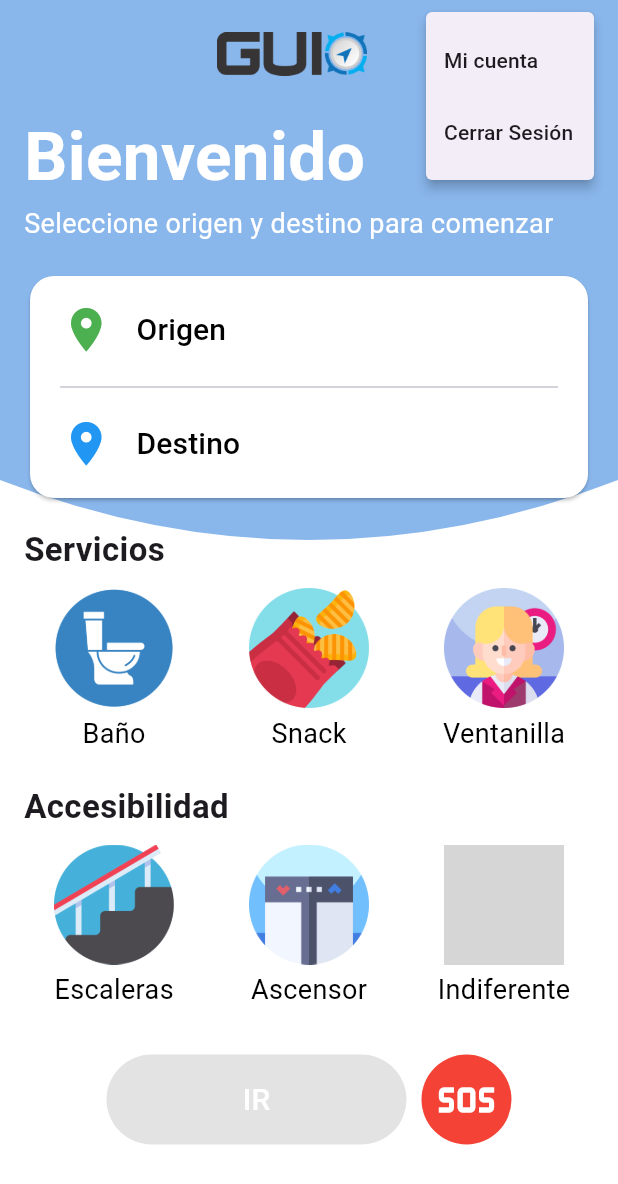
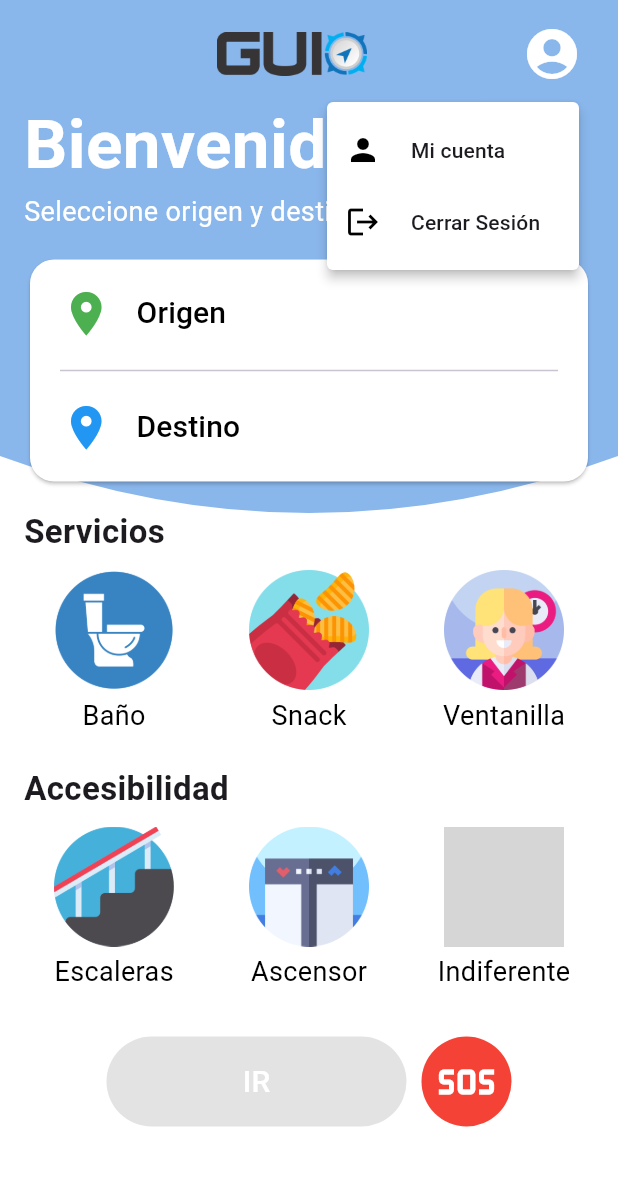
Before and after one commit to mmattico/Guio, a Flutter app: the HomePage screen opened directly, after a tap on the "account circle" icon, on a phone screen of 412 x 824 dp. Shown: the top 1184 px of the screen. Run offline on Flutter 3.47's test engine with Material 3 defaults, Android fonts, the phone set to English and light mode, and no system bars; our stand-ins replace shared_preferences; accounts and stored records are empty; grey boxes are pictures that could not be loaded.

Commit message:
Dropdown account

```diff
--- /dev/null
+++ b/UnlamProyecto/Frontend/guio_proyecto/lib/other/header_homepage.dart
@@ -0,0 +1,113 @@
+import 'package:flutter/material.dart';
+import 'package:shared_preferences/shared_preferences.dart';
+import 'package:guio_proyecto/pages/start_page.dart';
+
+//*********** HEADER ***********
+
+class BluePainter extends CustomPainter {
+  @override
+  void paint(Canvas canvas, Size size) {
+    Paint paint = Paint()
+      ..color = const Color.fromRGBO(137, 182, 235, 1)
+      ..style = PaintingStyle.fill;
+
+    Path path = Path()
+      ..moveTo(0, 0)
+      ..lineTo(size.width, 0)
+      ..lineTo(size.width, size.height * 0.80)
+      ..quadraticBezierTo(size.width * 0.5, size.height, 0, size.height * 0.80)
+      ..close();
+
+    canvas.drawPath(path, paint);
+  }
+
+  @override
+  bool shouldRepaint(CustomPainter oldDelegate) {
+    return false;
+  }
+}
+
+Widget header(BuildContext context) {
+  return Row(
+    mainAxisAlignment: MainAxisAlignment.spaceBetween,
+    children: [
+      const Text('         '),
+      const Image(
+        image: AssetImage("assets/images/logo_GUIO.png"),
+        width: 100,
+      ),
+      PopupMenuButton<String>(
+        icon: const Icon(
+          Icons.account_circle,
+          color: Colors.white,
+          size: 40,
+        ),
+        color: Colors.white,
+        offset: Offset(-10, 60),
+        onSelected: (String value) {
+          if (value == '1') {
+            // Ir a la página de "Mi cuenta"
+          } else if (value == '2') {
+            _logout(context);
+          }
+        },
+        itemBuilder: (BuildContext context) => [
+          const PopupMenuItem<String>(
+              value: '1',
+              child: Row(
+                children: [
+                  Icon(Icons.person, color: Colors.black,),
+                  SizedBox(width: 20,),
+                  Text('Mi cuenta'),
+                ],
+              )
+          ),
+          const PopupMenuItem<String>(
+              value: '2',
+              child: Row(
+                children: [
+                  Icon(Icons.logout, color: Colors.black,),
+                  SizedBox(width: 20,),
+                  Text('Cerrar Sesión'),
+                ],
+              )
+          ),
+        ],
+      ),
+    ],
+  );
+}
+
+Widget headerTexto() {
+  return const Column(
+    crossAxisAlignment: CrossAxisAlignment.start,
+    children: [
+      Text(
+        'Bienvenido',
+        style: TextStyle(
+          color: Colors.white,
+          fontSize: 45,
+          fontWeight: FontWeight.bold,
+        ),
+      ),
+      Text(
+        'Seleccione origen y destino para comenzar',
+        style: TextStyle(
+          color: Colors.white,
+          fontSize: 18,
+          //fontWeight: FontWeight.bold,
+        ),
+      ),
+    ],
+  );
+}
+
+Future<void> _logout(BuildContext context) async {
+  // Se eliminan los datos de sesión del usuario
+  SharedPreferences prefs = await SharedPreferences.getInstance();
+  await prefs.remove('isLoggedIn');
+
+  Navigator.of(context).pushReplacement(
+    MaterialPageRoute(builder: (context) => StartPage()),
+  );
+}
--- a/UnlamProyecto/Frontend/guio_proyecto/lib/pages/home_page.dart
+++ b/UnlamProyecto/Frontend/guio_proyecto/lib/pages/home_page.dart
@@ -1,11 +1,9 @@
 import 'package:flutter/material.dart';
 import '../other/navigation_confirmation.dart';
-import 'package:speech_to_text/speech_to_text.dart';
 import '../other/emergency.dart';
 import 'package:flutter/services.dart';
 import '../other/search_homepage.dart';
-import 'package:shared_preferences/shared_preferences.dart';
-import 'start_page.dart';
+import '/other/header_homepage.dart';
 
 class HomePage extends StatefulWidget {
   const HomePage({super.key});
@@ -134,7 +132,7 @@ class _HomePageState extends State<HomePage> {
           CustomPaint(
             painter: BluePainter(),
             child: Container(
-              height: 400,
+              height: 380,
             ),
           ),
           SafeArea(
@@ -145,11 +143,11 @@ class _HomePageState extends State<HomePage> {
                   crossAxisAlignment: CrossAxisAlignment.start,
                   children: [
                     header(context),
-                    const SizedBox(height: 8),
+                    //const SizedBox(height: 2),
                     headerTexto(),
-                    const SizedBox(height: 18),
+                    const SizedBox(height: 15),
                     _fromTo(context),
-                    const SizedBox(height: 5),
+                    const SizedBox(height: 4),
                     if ((selectedArea == selectedOrigin) &&
                         (selectedArea.isNotEmpty || selectedOrigin.isNotEmpty))
                       const Padding(
@@ -493,119 +491,3 @@ class _HomePageState extends State<HomePage> {
     );
   }
 }
-
-//*********** HEADER ***********
-
-class BluePainter extends CustomPainter {
-  @override
-  void paint(Canvas canvas, Size size) {
-    Paint paint = Paint()
-      ..color = const Color.fromRGBO(137, 182, 235, 1)
-      ..style = PaintingStyle.fill;
-
-    Path path = Path()
-      ..moveTo(0, 0)
-      ..lineTo(size.width, 0)
-      ..lineTo(size.width, size.height * 0.80)
-      ..quadraticBezierTo(size.width * 0.5, size.height, 0, size.height * 0.80)
-      ..close();
-
-    canvas.drawPath(path, paint);
-  }
-
-  @override
-  bool shouldRepaint(CustomPainter oldDelegate) {
-    return false;
-  }
-}
-
-/*Widget header() {
-  return const Row(
-      mainAxisAlignment: MainAxisAlignment.spaceBetween,
-      children: [
-        Text('         '),
-        Image(image:
-          AssetImage("assets/images/logo_GUIO.png"),
-          width: 100,
-        ),
-        Icon(
-          Icons.account_circle,
-          color: Colors.white,
-          size: 40,
-        ),
-      ]
-  );
-}*/
-
-Widget header(BuildContext context) {
-  return Row(
-    mainAxisAlignment: MainAxisAlignment.spaceBetween,
-    children: [
-      const Text('         '),
-      const Image(
-        image: AssetImage("assets/images/logo_GUIO.png"),
-        width: 100,
-      ),
-      PopupMenuButton<String>(
-        icon: const Icon(
-          Icons.account_circle,
-          color: Colors.white,
-          size: 40,
-        ),
-        onSelected: (String value) {
-          if (value == '1') {
-            // Navegar a la página de "Mi cuenta"
-          } else if (value == '2') {
-            // Manejar el cierre de sesión
-            _logout(context);
-          }
-        },
-        itemBuilder: (BuildContext context) => [
-          const PopupMenuItem<String>(
-            value: '1',
-            child: Text('Mi cuenta'),
-          ),
-          const PopupMenuItem<String>(
-            value: '2',
-            child: Text('Cerrar Sesión'),
-          ),
-        ],
-      ),
-    ],
-  );
-}
-
-Widget headerTexto() {
-  return const Column(
-    crossAxisAlignment: CrossAxisAlignment.start,
-    children: [
-      Text(
-        'Bienvenido',
-        style: TextStyle(
-          color: Colors.white,
-          fontSize: 45,
-          fontWeight: FontWeight.bold,
-        ),
-      ),
-      Text(
-        'Seleccione origen y destino para comenzar',
-        style: TextStyle(
-          color: Colors.white,
-          fontSize: 18,
-          //fontWeight: FontWeight.bold,
-        ),
-      ),
-    ],
-  );
-}
-
-Future<void> _logout(BuildContext context) async {
-  // Eliminar datos de sesión del usuario
-  SharedPreferences prefs = await SharedPreferences.getInstance();
-  await prefs.remove('isLoggedIn');
-
-  // Navegar a la pantalla de inicio de sesión
-  Navigator.of(context).pushReplacement(
-    MaterialPageRoute(builder: (context) => StartPage()),
-  );
-}
```
